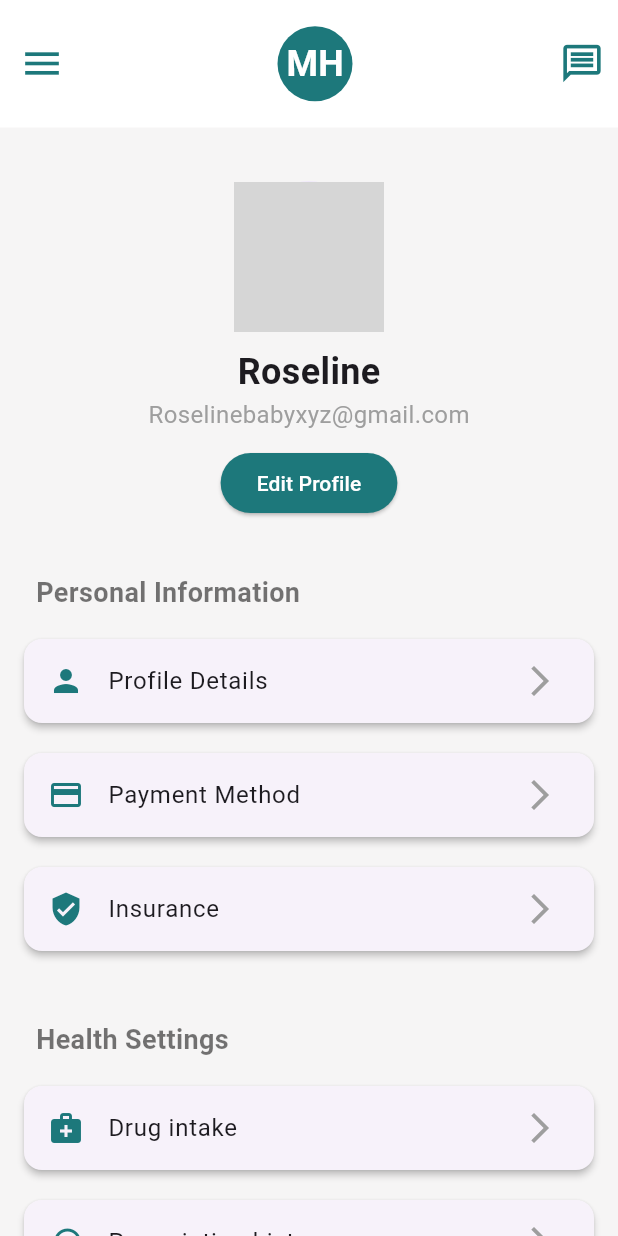
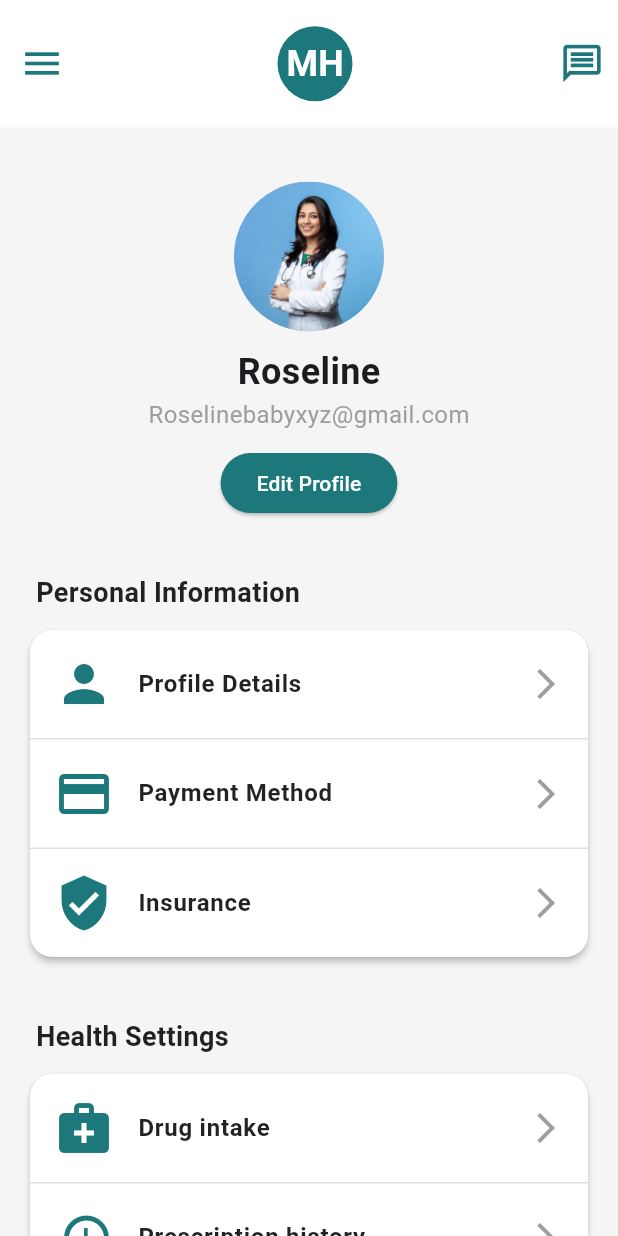
Before and after one commit to Mohsin-246/Medi_app, a Flutter app: the ProfileScreen screen opened directly, on a phone screen of 412 x 824 dp. Run offline on Flutter 3.47's test engine with Material 3 defaults, Android fonts, the phone set to English and light mode, and no system bars; grey boxes are pictures that could not be loaded.

Commit message:
new commit

```diff
--- a/lib/main.dart
+++ b/lib/main.dart
@@ -49,7 +49,7 @@ class _MainPageState extends State<MainPage> {
   Widget build(BuildContext context) {
     return Scaffold(
       body: _screens[_selectedIndex],
-      backgroundColor: Colors.white,
+
       bottomNavigationBar: Container(
         height: 70.0,  // Set the height of the BottomNavigationBar
         child: BottomNavigationBar(
--- a/lib/screens/profile_screen.dart
+++ b/lib/screens/profile_screen.dart
@@ -8,59 +8,53 @@ class ProfileScreen extends StatelessWidget {
   @override
   Widget build(BuildContext context) {
     return Scaffold(
-      backgroundColor: Color.fromARGB(255, 246, 245, 245),
+      backgroundColor: const Color.fromARGB(255, 246, 245, 245),
       appBar: CustomAppBar(appBarHeight: 85.0),  // Use the custom AppBar
       drawer: CustomDrawer(),  // Link to your custom drawer
       body: SingleChildScrollView(
-
-        padding: EdgeInsets.all(16.0),
+        padding: const EdgeInsets.all(16.0),
         child: Column(
           crossAxisAlignment: CrossAxisAlignment.center,
           children: [
-            SizedBox(height: 20),
-            CircleAvatar(
+            const SizedBox(height: 20),
+            const CircleAvatar(
               radius: 50,
-              backgroundImage: AssetImage('assets/profile_image.jpg'), // Replace with your image asset
+              backgroundImage: AssetImage('assets/doc1.jpg'), // Replace with your image asset
             ),
-            SizedBox(height: 10),
-            Text(
+            const SizedBox(height: 10),
+            const Text(
               'Roseline',
               style: TextStyle(
                 fontSize: 24,
                 fontWeight: FontWeight.bold,
               ),
             ),
-            Text(
+            const Text(
               'Roselinebabyxyz@gmail.com',
               style: TextStyle(
                 fontSize: 16,
                 color: Colors.grey,
               ),
             ),
-            SizedBox(height: 10),
+            const SizedBox(height: 10),
             ElevatedButton(
               onPressed: () {
                 // Edit profile action
               },
               style: ElevatedButton.styleFrom(
-                backgroundColor: Color(0xFF1D787B),
-
+                backgroundColor: const Color(0xFF1D787B),
                 shape: RoundedRectangleBorder(
                   borderRadius: BorderRadius.circular(30.0),
                 ),
               ),
-              child: Text('Edit Profile', style: TextStyle(color: Colors.white),),
+              child: const Text('Edit Profile', style: TextStyle(color: Colors.white)),
             ),
-            SizedBox(height: 20),
+            const SizedBox(height: 20),
             buildSectionTitle(context, 'Personal Information'),
-            buildMenuOption(context, 'Profile Details', Icons.person),
-            buildMenuOption(context, 'Payment Method', Icons.payment),
-            buildMenuOption(context, 'Insurance', Icons.verified_user),
-            SizedBox(height: 20),
+            buildPersonalInfoCard(context),
+            const SizedBox(height: 20),
             buildSectionTitle(context, 'Health Settings'),
-            buildMenuOption(context, 'Drug intake', Icons.medical_services),
-            buildMenuOption(context, 'Prescription history', Icons.history),
-            buildMenuOption(context, 'Refund status', Icons.receipt),
+            buildHealthSettingsCard(context),
           ],
         ),
       ),
@@ -70,36 +64,75 @@ class ProfileScreen extends StatelessWidget {
   Widget buildSectionTitle(BuildContext context, String title) {
     return Padding(
       padding: const EdgeInsets.only(left: 8.0, top: 16.0, bottom: 8.0),
-
       child: Align(
         alignment: Alignment.centerLeft,
         child: Text(
           title,
-          style: TextStyle(
+          style: const TextStyle(
             fontSize: 18,
             fontWeight: FontWeight.bold,
-            color: Colors.black54,
-
+            color: Colors.black87,
           ),
         ),
       ),
     );
   }
 
-  Widget buildMenuOption(BuildContext context, String title, IconData icon) {
+  Widget buildPersonalInfoCard(BuildContext context) {
     return Card(
+      color: Colors.white,
       elevation: 2.0,
-      margin: EdgeInsets.symmetric(vertical: 10.0),
-      child: ListTile(
-        leading: Icon(icon, color: Color(0xFF1D787B)),
-        title: Text(title),
-
-
-        trailing: Icon(Icons.arrow_forward_ios, color: Colors.grey),
-        onTap: () {
-          // Navigate to the respective screen
-        },
+      shape: RoundedRectangleBorder(
+        borderRadius: BorderRadius.circular(15.0),
+      ),
+      child: Column(
+        children: [
+          buildMenuOption(context, 'Profile Details', Icons.person),
+          Divider(height: 1, thickness: 1, color: Colors.grey[300]),
+          buildMenuOption(context, 'Payment Method', Icons.payment),
+          Divider(height: 1, thickness: 1, color: Colors.grey[300]),
+          buildMenuOption(context, 'Insurance', Icons.verified_user),
+        ],
       ),
     );
   }
+
+  Widget buildHealthSettingsCard(BuildContext context) {
+    return Card(
+      color: Colors.white,
+
+      elevation: 2.0,
+      shape: RoundedRectangleBorder(
+        borderRadius: BorderRadius.circular(15.0),
+      ),
+      child: Column(
+        children: [
+          buildMenuOption(context, 'Drug intake', Icons.medical_services),
+          Divider(height: 1, thickness: 1, color: Colors.grey[300]),
+          buildMenuOption(context, 'Prescription history', Icons.history),
+          Divider(height: 1, thickness: 1, color: Colors.grey[300]),
+          buildMenuOption(context, 'Refund status', Icons.receipt),
+        ],
+      ),
+    );
+  }
+
+  Widget buildMenuOption(BuildContext context, String title, IconData icon) {
+    return ListTile(
+
+      contentPadding: const EdgeInsets.symmetric(vertical: 8.0, horizontal: 16.0),
+      leading: Icon(icon, size: 40.0, color: const Color(0xFF1D787B)), // Set icon size and color
+      title: Text(
+        title,
+        style: const TextStyle(
+          color: Colors.black87,
+          fontWeight: FontWeight.bold,
+        ),
+      ),
+      trailing: const Icon(Icons.arrow_forward_ios, color: Colors.grey),
+      onTap: () {
+        // Navigate to the respective screen
+      },
+    );
+  }
 }
--- a/lib/widgets/bottom_nav_bar.dart
+++ b/lib/widgets/bottom_nav_bar.dart
@@ -1,37 +1,40 @@
-// File: lib/widgets/bottom_nav_bar.dart
+// // File: lib/widgets/bottom_nav_bar.dart
 
-import 'package:flutter/material.dart';
+// import 'package:flutter/material.dart';
 
-class CustomBottomNavBar extends StatelessWidget {
-  @override
-  Widget build(BuildContext context) {
-    return BottomNavigationBar(
-      type: BottomNavigationBarType.fixed,
-      backgroundColor: Colors.white,  // Set the background color to white
-      selectedItemColor: Color(0xFF1D787B),  // Set selected item color to teal
-      unselectedItemColor: Colors.grey,  // Set unselected item color to grey
-      items: const <BottomNavigationBarItem>[
-        BottomNavigationBarItem(
-          icon: Icon(Icons.home),
-          label: 'Home',
-        ),
-        BottomNavigationBarItem(
-          icon: Icon(Icons.search),
-          label: 'Search',
-        ),
-        BottomNavigationBarItem(
-          icon: Icon(Icons.store),
-          label: 'Store',
-        ),
-        BottomNavigationBarItem(
-          icon: Icon(Icons.health_and_safety),
-          label: 'Health',
-        ),
-        BottomNavigationBarItem(
-          icon: Icon(Icons.person),
-          label: 'Profile',
-        ),
-      ],
-    );
-  }
-}
+// class CustomBottomNavBar extends StatelessWidget {
+//   @override
+//   Widget build(BuildContext context) {
+//     return Container(
+//       height: 70.0, // Set the desired height here
+//       child: BottomNavigationBar(
+//         type: BottomNavigationBarType.fixed, // Ensures even spacing between items
+//         selectedItemColor: Colors.teal,
+//         unselectedItemColor: Colors.grey,
+//         showUnselectedLabels: true,
+//         items: const <BottomNavigationBarItem>[
+//           BottomNavigationBarItem(
+//             icon: Icon(Icons.home),
+//             label: 'Home',
+//           ),
+//           BottomNavigationBarItem(
+//             icon: Icon(Icons.search),
+//             label: 'Search',
+//           ),
+//           BottomNavigationBarItem(
+//             icon: Icon(Icons.store),
+//             label: 'Store',
+//           ),
+//           BottomNavigationBarItem(
+//             icon: Icon(Icons.health_and_safety),
+//             label: 'Health',
+//           ),
+//           BottomNavigationBarItem(
+//             icon: Icon(Icons.person),
+//             label: 'Profile',
+//           ),
+//         ],
+//       ),
+//     );
+//   }
+// }
--- a/lib/widgets/post_card.dart
+++ b/lib/widgets/post_card.dart
@@ -76,11 +76,12 @@ class PostCard extends StatelessWidget {
                     Icon(Icons.thumb_up_alt_outlined),
                     SizedBox(width: 5),
                     Text("Like"),
+
                   ],
                 ),
                 Row(
                   children: [
-                    Icon(Icons.comment_outlined),
+                    Icon(Icons.comment_outlined ),
                     SizedBox(width: 5),
                     Text("Comment"),
                   ],
```
